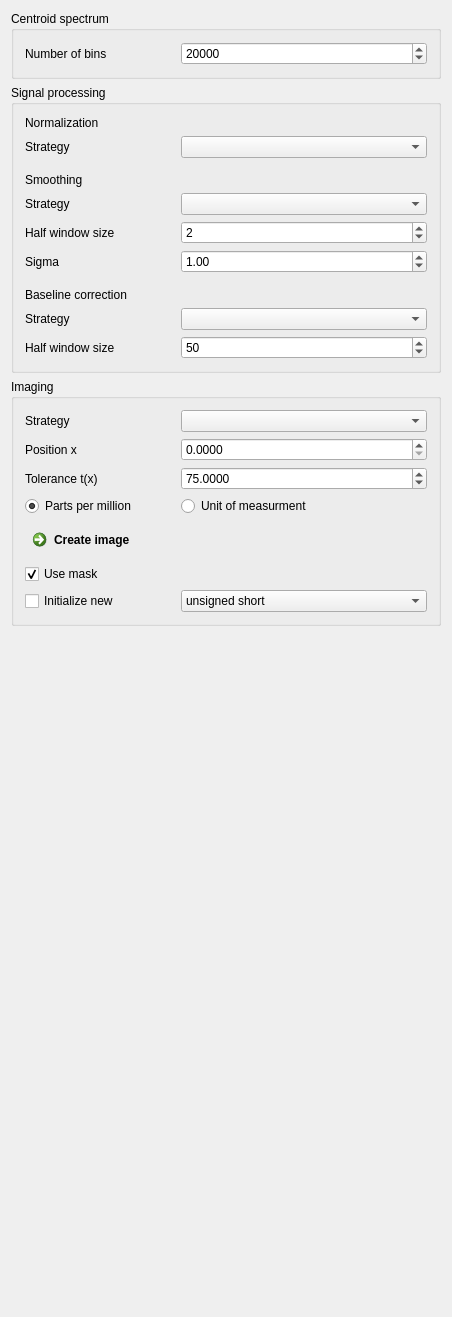
The window that Plugins/org.mitk.gui.qt.m2.Data/src/internal/m2Data.ui (m2aia/m2aia) describes before a commit, drawn with Qt 5.
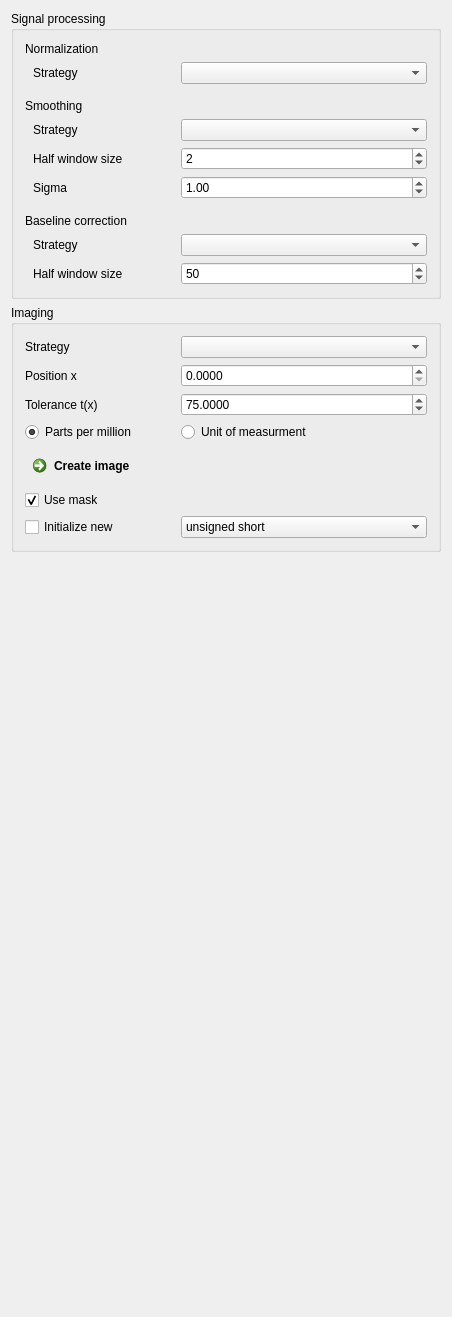
The same window after the commit.

Commit message: number of bins for overview spectrum binning in preferences

Diff of the .ui file:
```diff
--- a/Plugins/org.mitk.gui.qt.m2.Data/src/internal/m2Data.ui
+++ b/Plugins/org.mitk.gui.qt.m2.Data/src/internal/m2Data.ui
@@ -38,74 +38,6 @@
    <string notr="true"/>
   </property>
   <layout class="QVBoxLayout" name="verticalLayout">
-   <item>
-    <widget class="QGroupBox" name="groupBox_3">
-     <property name="toolTip">
-      <string>&lt;html&gt;&lt;head/&gt;&lt;body&gt;&lt;p&gt;Binning is applied only to images with processed centroid spectra.&lt;/p&gt;&lt;/body&gt;&lt;/html&gt;</string>
-     </property>
-     <property name="title">
-      <string>Centroid spectrum</string>
-     </property>
-     <layout class="QFormLayout" name="formLayout_4">
-      <item row="0" column="0">
-       <widget class="QLabel" name="label_11">
-        <property name="minimumSize">
-         <size>
-          <width>150</width>
-          <height>0</height>
-         </size>
-        </property>
-        <property name="maximumSize">
-         <size>
-          <width>16777215</width>
-          <height>16777215</height>
-         </size>
-        </property>
-        <property name="toolTip">
-         <string/>
-        </property>
-        <property name="text">
-         <string>Number of bins</string>
-        </property>
-        <property name="wordWrap">
-         <bool>true</bool>
-        </property>
-       </widget>
-      </item>
-      <item row="0" column="1">
-       <widget class="QSpinBox" name="spnBxNumberOfBins">
-        <property name="sizePolicy">
-         <sizepolicy hsizetype="Preferred" vsizetype="Preferred">
-          <horstretch>0</horstretch>
-          <verstretch>0</verstretch>
-         </sizepolicy>
-        </property>
-        <property name="maximumSize">
-         <size>
-          <width>16777215</width>
-          <height>16777215</height>
-         </size>
-        </property>
-        <property name="showGroupSeparator" stdset="0">
-         <bool>false</bool>
-        </property>
-        <property name="minimum">
-         <number>2000</number>
-        </property>
-        <property name="maximum">
-         <number>1000000</number>
-        </property>
-        <property name="singleStep">
-         <number>2000</number>
-        </property>
-        <property name="value">
-         <number>20000</number>
-        </property>
-       </widget>
-      </item>
-     </layout>
-    </widget>
-   </item>
    <item>
     <widget class="QGroupBox" name="groupBox_2">
      <property name="sizePolicy">
@@ -121,14 +53,46 @@
       <string>Signal processing</string>
      </property>
      <layout class="QFormLayout" name="formLayout">
+      <item row="1" column="0">
+       <widget class="QLabel" name="label_15">
+        <property name="sizePolicy">
+         <sizepolicy hsizetype="Preferred" vsizetype="Preferred">
+          <horstretch>1</horstretch>
+          <verstretch>0</verstretch>
+         </sizepolicy>
+        </property>
+        <property name="minimumSize">
+         <size>
+          <width>150</width>
+          <height>0</height>
+         </size>
+        </property>
+        <property name="text">
+         <string>Normalization</string>
+        </property>
+       </widget>
+      </item>
       <item row="2" column="0">
+       <widget class="QLabel" name="label_17">
+        <property name="text">
+         <string>Strategy</string>
+        </property>
+        <property name="indent">
+         <number>8</number>
+        </property>
+       </widget>
+      </item>
+      <item row="2" column="1">
+       <widget class="QComboBox" name="CBNormalization"/>
+      </item>
+      <item row="3" column="0">
        <widget class="Line" name="line_2">
         <property name="orientation">
          <enum>Qt::Horizontal</enum>
         </property>
        </widget>
       </item>
-      <item row="3" column="0">
+      <item row="5" column="0">
        <widget class="QLabel" name="label_16">
         <property name="sizePolicy">
          <sizepolicy hsizetype="Preferred" vsizetype="Preferred">
@@ -147,78 +111,28 @@
         </property>
        </widget>
       </item>
-      <item row="5" column="0">
-       <widget class="QLabel" name="label">
+      <item row="6" column="0">
+       <widget class="QLabel" name="label_18">
+        <property name="text">
+         <string>Strategy</string>
+        </property>
+        <property name="indent">
+         <number>8</number>
+        </property>
+       </widget>
+      </item>
+      <item row="6" column="1">
+       <widget class="QComboBox" name="CBSmoothing">
         <property name="sizePolicy">
          <sizepolicy hsizetype="Preferred" vsizetype="Preferred">
-          <horstretch>1</horstretch>
+          <horstretch>0</horstretch>
           <verstretch>0</verstretch>
          </sizepolicy>
         </property>
-        <property name="minimumSize">
-         <size>
-          <width>150</width>
-          <height>0</height>
-         </size>
-        </property>
-        <property name="text">
-         <string>Half window size</string>
-        </property>
-        <property name="alignment">
-         <set>Qt::AlignLeading|Qt::AlignLeft|Qt::AlignVCenter</set>
-        </property>
        </widget>
       </item>
       <item row="7" column="0">
-       <widget class="QLabel" name="label_10">
-        <property name="sizePolicy">
-         <sizepolicy hsizetype="Preferred" vsizetype="Preferred">
-          <horstretch>1</horstretch>
-          <verstretch>0</verstretch>
-         </sizepolicy>
-        </property>
-        <property name="minimumSize">
-         <size>
-          <width>150</width>
-          <height>0</height>
-         </size>
-        </property>
-        <property name="text">
-         <string>Sigma</string>
-        </property>
-        <property name="alignment">
-         <set>Qt::AlignLeading|Qt::AlignLeft|Qt::AlignVCenter</set>
-        </property>
-       </widget>
-      </item>
-      <item row="9" column="0">
-       <widget class="Line" name="line_3">
-        <property name="orientation">
-         <enum>Qt::Horizontal</enum>
-        </property>
-       </widget>
-      </item>
-      <item row="10" column="0">
-       <widget class="QLabel" name="label_19">
-        <property name="sizePolicy">
-         <sizepolicy hsizetype="Preferred" vsizetype="Preferred">
-          <horstretch>1</horstretch>
-          <verstretch>0</verstretch>
-         </sizepolicy>
-        </property>
-        <property name="minimumSize">
-         <size>
-          <width>150</width>
-          <height>0</height>
-         </size>
-        </property>
-        <property name="text">
-         <string>Baseline correction</string>
-        </property>
-       </widget>
-      </item>
-      <item row="12" column="0">
-       <widget class="QLabel" name="label_4">
+       <widget class="QLabel" name="label">
         <property name="sizePolicy">
          <sizepolicy hsizetype="Preferred" vsizetype="Preferred">
           <horstretch>1</horstretch>
@@ -237,9 +151,12 @@
         <property name="alignment">
          <set>Qt::AlignLeading|Qt::AlignLeft|Qt::AlignVCenter</set>
         </property>
+        <property name="indent">
+         <number>8</number>
+        </property>
        </widget>
       </item>
-      <item row="5" column="1">
+      <item row="7" column="1">
        <widget class="QSpinBox" name="spnBxSmoothing">
         <property name="sizePolicy">
          <sizepolicy hsizetype="Preferred" vsizetype="Preferred">
@@ -273,7 +190,32 @@
         </property>
        </widget>
       </item>
-      <item row="7" column="1">
+      <item row="8" column="0">
+       <widget class="QLabel" name="label_10">
+        <property name="sizePolicy">
+         <sizepolicy hsizetype="Preferred" vsizetype="Preferred">
+          <horstretch>1</horstretch>
+          <verstretch>0</verstretch>
+         </sizepolicy>
+        </property>
+        <property name="minimumSize">
+         <size>
+          <width>150</width>
+          <height>0</height>
+         </size>
+        </property>
+        <property name="text">
+         <string>Sigma</string>
+        </property>
+        <property name="alignment">
+         <set>Qt::AlignLeading|Qt::AlignLeft|Qt::AlignVCenter</set>
+        </property>
+        <property name="indent">
+         <number>8</number>
+        </property>
+       </widget>
+      </item>
+      <item row="8" column="1">
        <widget class="QDoubleSpinBox" name="spnBxSigma">
         <property name="sizePolicy">
          <sizepolicy hsizetype="Preferred" vsizetype="Preferred">
@@ -292,88 +234,96 @@
         </property>
        </widget>
       </item>
-      <item row="12" column="1">
-       <widget class="QSpinBox" name="spnBxBaseline">
-        <property name="sizePolicy">
-         <sizepolicy hsizetype="Preferred" vsizetype="Preferred">
-          <horstretch>0</horstretch>
-          <verstretch>0</verstretch>
-         </sizepolicy>
-        </property>
-        <property name="minimumSize">
-         <size>
-          <width>0</width>
-          <height>0</height>
-         </size>
-        </property>
-        <property name="maximumSize">
-         <size>
-          <width>16777215</width>
-          <height>16777215</height>
-         </size>
-        </property>
-        <property name="toolTip">
-         <string/>
-        </property>
-        <property name="value">
-         <number>50</number>
-        </property>
-       </widget>
-      </item>
-      <item row="0" column="0">
-       <widget class="QLabel" name="label_15">
-        <property name="sizePolicy">
-         <sizepolicy hsizetype="Preferred" vsizetype="Preferred">
-          <horstretch>1</horstretch>
-          <verstretch>0</verstretch>
-         </sizepolicy>
-        </property>
-        <property name="minimumSize">
-         <size>
-          <width>150</width>
-          <height>0</height>
-         </size>
-        </property>
-        <property name="text">
-         <string>Normalization</string>
-        </property>
-       </widget>
-      </item>
-      <item row="1" column="1">
-       <widget class="QComboBox" name="CBNormalization"/>
-      </item>
-      <item row="1" column="0">
-       <widget class="QLabel" name="label_17">
-        <property name="text">
-         <string>Strategy</string>
-        </property>
-       </widget>
-      </item>
-      <item row="4" column="1">
-       <widget class="QComboBox" name="CBSmoothing">
-        <property name="sizePolicy">
-         <sizepolicy hsizetype="Preferred" vsizetype="Preferred">
-          <horstretch>0</horstretch>
-          <verstretch>0</verstretch>
-         </sizepolicy>
-        </property>
-       </widget>
-      </item>
-      <item row="4" column="0">
-       <widget class="QLabel" name="label_18">
-        <property name="text">
-         <string>Strategy</string>
-        </property>
-       </widget>
-      </item>
-      <item row="11" column="1">
-       <widget class="QComboBox" name="CBBaselineCorrection"/>
-      </item>
       <item row="11" column="0">
+       <widget class="Line" name="line_3">
+        <property name="orientation">
+         <enum>Qt::Horizontal</enum>
+        </property>
+       </widget>
+      </item>
+      <item row="13" column="0">
        <widget class="QLabel" name="label_20">
         <property name="text">
          <string>Strategy</string>
         </property>
+        <property name="indent">
+         <number>8</number>
+        </property>
+       </widget>
+      </item>
+      <item row="13" column="1">
+       <widget class="QComboBox" name="CBBaselineCorrection"/>
+      </item>
+      <item row="14" column="0">
+       <widget class="QLabel" name="label_4">
+        <property name="sizePolicy">
+         <sizepolicy hsizetype="Preferred" vsizetype="Preferred">
+          <horstretch>1</horstretch>
+          <verstretch>0</verstretch>
+         </sizepolicy>
+        </property>
+        <property name="minimumSize">
+         <size>
+          <width>150</width>
+          <height>0</height>
+         </size>
+        </property>
+        <property name="text">
+         <string>Half window size</string>
+        </property>
+        <property name="alignment">
+         <set>Qt::AlignLeading|Qt::AlignLeft|Qt::AlignVCenter</set>
+        </property>
+        <property name="indent">
+         <number>8</number>
+        </property>
+       </widget>
+      </item>
+      <item row="14" column="1">
+       <widget class="QSpinBox" name="spnBxBaseline">
+        <property name="sizePolicy">
+         <sizepolicy hsizetype="Preferred" vsizetype="Preferred">
+          <horstretch>0</horstretch>
+          <verstretch>0</verstretch>
+         </sizepolicy>
+        </property>
+        <property name="minimumSize">
+         <size>
+          <width>0</width>
+          <height>0</height>
+         </size>
+        </property>
+        <property name="maximumSize">
+         <size>
+          <width>16777215</width>
+          <height>16777215</height>
+         </size>
+        </property>
+        <property name="toolTip">
+         <string/>
+        </property>
+        <property name="value">
+         <number>50</number>
+        </property>
+       </widget>
+      </item>
+      <item row="12" column="0">
+       <widget class="QLabel" name="label_19">
+        <property name="sizePolicy">
+         <sizepolicy hsizetype="Preferred" vsizetype="Preferred">
+          <horstretch>1</horstretch>
+          <verstretch>0</verstretch>
+         </sizepolicy>
+        </property>
+        <property name="minimumSize">
+         <size>
+          <width>150</width>
+          <height>0</height>
+         </size>
+        </property>
+        <property name="text">
+         <string>Baseline correction</string>
+        </property>
        </widget>
       </item>
      </layout>
```
Left out of the diff: 56 changed lines with no effect on the pictures. The commit also changes 4 other files.
